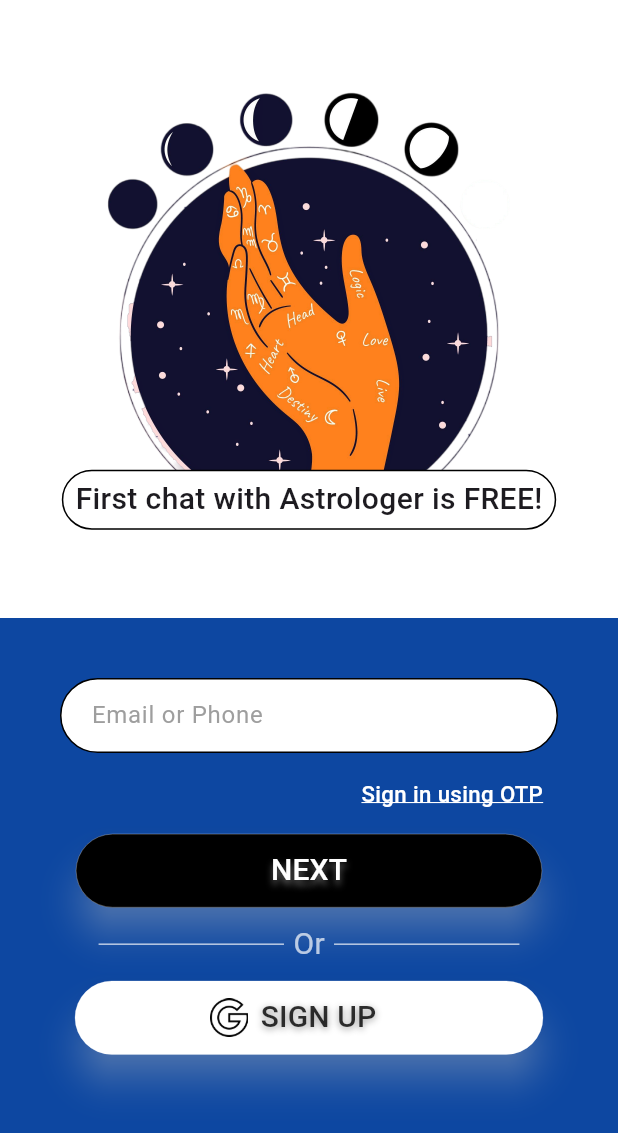
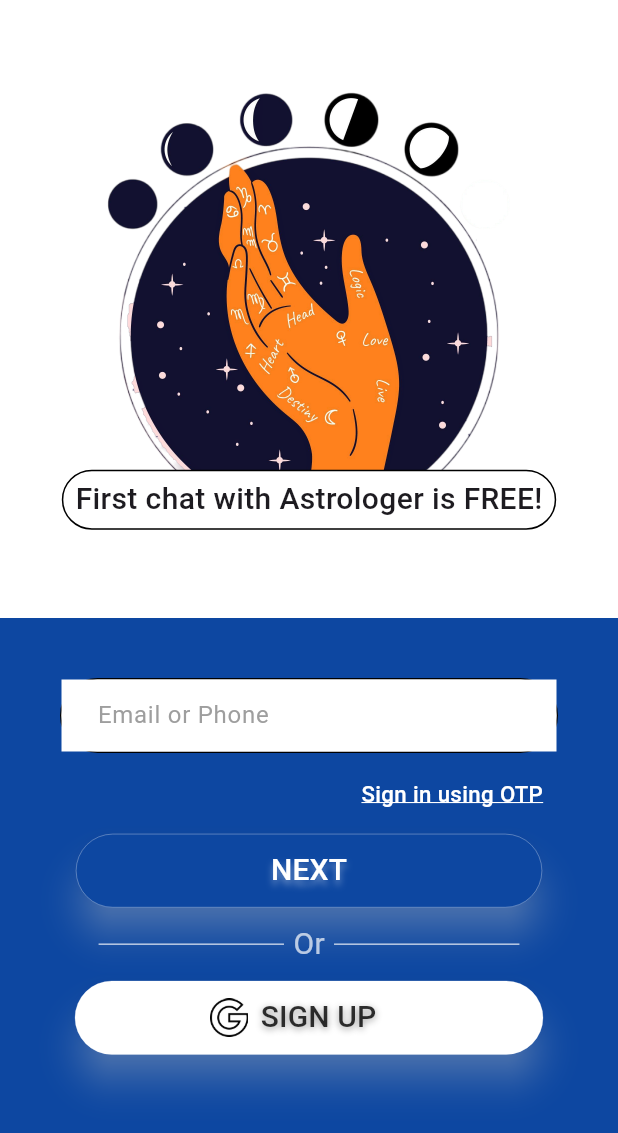
Before and after one commit to anshjamwal15/astrology_app, a Flutter app: the LoginScreen screen opened by its route, on a phone screen of 412 x 824 dp. Shown: the top 1133 px of the screen. Run offline on Flutter 3.47's test engine with Material 3 defaults, Android fonts, the phone set to English and light mode, and no system bars; drawn by our look-alikes of overlay_support; our stand-ins replace badges, bloc, cached_network_image, cloud_firestore, dio, equatable and 10 more; missing offline and left inert: flow_builder, flutter_webrtc; accounts and stored records are empty; network calls fail; Roboto replaces fonts that are missing (Acme); statements that could not run were skipped.

```diff
--- a/lib/components/buttons/custom_button.dart
+++ b/lib/components/buttons/custom_button.dart
@@ -1,8 +1,13 @@
+import 'package:astrology_app/constants/app_constants.dart';
 import 'package:flutter/material.dart';
 import 'package:google_fonts/google_fonts.dart';
 
 class CustomButton extends StatelessWidget {
-  const CustomButton({super.key, required this.onPressed, required this.buttonName});
+  const CustomButton({
+    super.key,
+    required this.onPressed,
+    required this.buttonName,
+  });
   final VoidCallback onPressed;
   final String buttonName;
 
@@ -11,7 +16,7 @@ class CustomButton extends StatelessWidget {
     return ElevatedButton(
       style: ElevatedButton.styleFrom(
         foregroundColor: Colors.white,
-        backgroundColor: Colors.black,
+        backgroundColor: AppConstants.primaryColor,
         elevation: 10,
         shadowColor: Colors.white.withOpacity(0.5),
         shape: RoundedRectangleBorder(
--- a/lib/components/custom_text_field.dart
+++ b/lib/components/custom_text_field.dart
@@ -51,6 +51,10 @@ class _CustomTextFieldState extends State<CustomTextField> {
         keyboardType: widget.keyboardType,
         obscureText: _obscure,
         readOnly: widget.disabled!,
+        style: TextStyle(
+          color: widget.disabled! ? Colors.black54 : Colors.black,
+          fontStyle: widget.disabled! ? FontStyle.italic : FontStyle.normal,
+        ),
         onChanged: (val) {
           setState(() {
             _value = val;
@@ -79,7 +83,7 @@ class _CustomTextFieldState extends State<CustomTextField> {
         onTapOutside: (_) {
           FocusManager.instance.primaryFocus?.unfocus();
         },
-        enableInteractiveSelection: true,
+        enableInteractiveSelection: !widget.disabled!,
         autofillHints: const [
           AutofillHints.email,
           AutofillHints.telephoneNumberDevice,
@@ -90,24 +94,26 @@ class _CustomTextFieldState extends State<CustomTextField> {
               const EdgeInsets.symmetric(horizontal: 20, vertical: 12),
           hintText: widget.hintText,
           hintStyle: const TextStyle(color: Colors.grey),
+          filled: true,
+          fillColor: widget.disabled! ? Colors.grey.shade300 : Colors.white,
           border: InputBorder.none,
           focusedBorder: InputBorder.none,
           enabledBorder: InputBorder.none,
           errorBorder: InputBorder.none,
           disabledBorder: InputBorder.none,
-          filled: widget.disabled,
-          fillColor: widget.disabled! ? Colors.grey : Colors.white,
           suffixIcon: widget.obscureText
               ? IconButton(
                   icon: Icon(
                     _obscure ? Icons.visibility_off : Icons.visibility,
                     color: AppConstants.primaryColor,
                   ),
-                  onPressed: () {
-                    setState(() {
-                      _obscure = !_obscure;
-                    });
-                  },
+                  onPressed: widget.disabled!
+                      ? null
+                      : () {
+                          setState(() {
+                            _obscure = !_obscure;
+                          });
+                        },
                 )
               : null,
         ),
--- a/lib/network/services/user_api_service.dart
+++ b/lib/network/services/user_api_service.dart
@@ -45,7 +45,7 @@ class UserApiService {
 
   Future<User> updateUser(Map<String, dynamic> data) async {
     try {
-      final response = await _dio.put("$endpoint/update", data: data);
+      final response = await _dio.post("$endpoint/update", data: data);
       return User.fromJSON(response.data);
     } catch (e) {
       rethrow;
--- a/lib/screens/index.dart
+++ b/lib/screens/index.dart
@@ -56,6 +56,7 @@ class AppView extends StatelessWidget {
   @override
   Widget build(BuildContext context) {
     final status = context.select((AppBloc bloc) => bloc.state.status);
+    final user = context.select((AppBloc bloc) => bloc.state.user);
     return OverlaySupport(
       child: MaterialApp(
         title: 'Mindaro Sewa',
@@ -76,7 +77,10 @@ class AppView extends StatelessWidget {
               case AppStatus.unauthenticated:
                 return [const MaterialPage(child: LoginScreen())];
               case AppStatus.incompleteProfile:
-                return [MaterialPage(child: CompleteProfileScreen())];
+                return [
+                  MaterialPage(
+                      child: CompleteProfileScreen(userEmail: user.email))
+                ];
               case AppStatus.authenticated:
                 return [const MaterialPage(child: MainScreen())];
             }
```
Also changed, not shown: lib/screens/profile/main.dart (+52 -7 lines).
